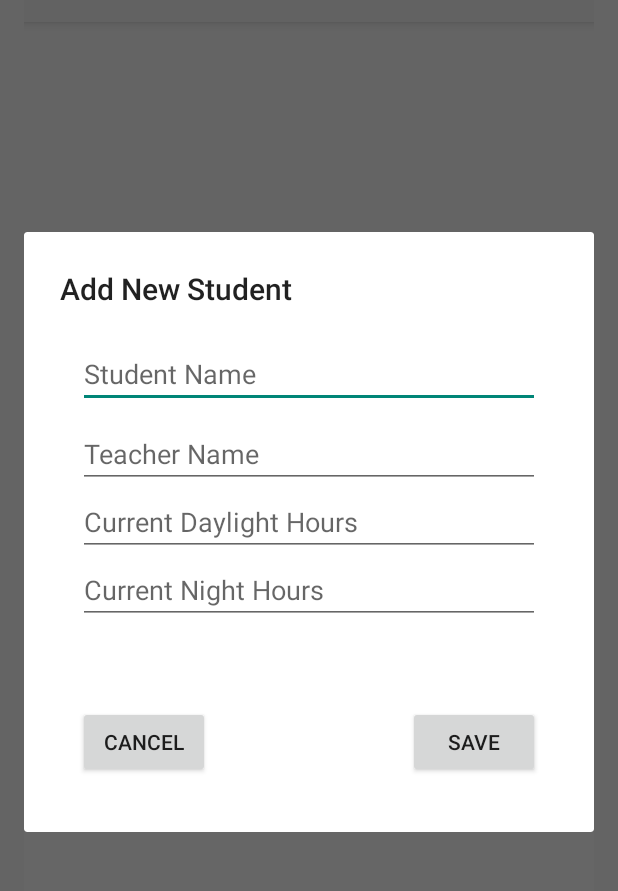
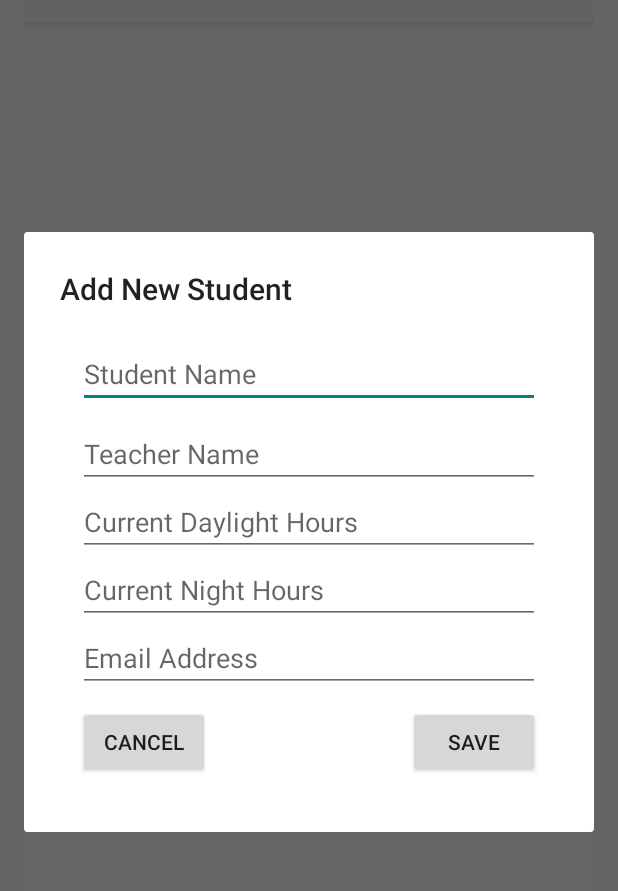
Before and after one commit to ajpowell021/driversed, an Android app: the screen it shows after launch once a user with an empty profile is signed in (TeacherLanding), after a tap on an icon or button, on a phone screen of 412 x 824 dp, the part 86-977 px from its top. Run offline under Robolectric (Android 15) with nearby library versions, the phone set to English and light mode, and no system bars; our stand-ins replace Firebase (no records; nobody signed in at launch, a user with empty details on screens opened directly).

Commit message:
Add emails to trip.  Pull trips as a student.

```diff
--- a/app/src/main/java/stone/philosophers/com/driversed/FireBaseHandeler.java
+++ b/app/src/main/java/stone/philosophers/com/driversed/FireBaseHandeler.java
@@ -29,29 +29,32 @@ public class FireBaseHandeler {
     private String tripDBName = "trips";
     private boolean studentIsDownloaded = false;
     private Student[] studentsList = null;
+    private Trip[] tripList = null;
     private boolean tripIsDownloaded = false;
     private CustomStudentListener customStudentListener;
-
+    private CustomTripListener customTripListener;
     public boolean isStudentIsDownloaded() {
         return studentIsDownloaded;
     }
-
     public boolean isTripIsDownloaded() {
         return tripIsDownloaded;
     }
-
-    private Trip[] tripList = null;
 
 
     public FireBaseHandeler(FirebaseAuth fba) {
         this.fba = fba;
         this.customStudentListener = null;
+        this.customTripListener = null;
         startStudentListener();
         startTripListener();
     }
 
     public void setCustomStudentListener(CustomStudentListener customStudentListener) {
         this.customStudentListener = customStudentListener;
+    }
+
+    public void setCustomTripListener(CustomTripListener customTripListener) {
+        this.customTripListener = customTripListener;
     }
 
     public void test() {
@@ -121,8 +124,11 @@ public class FireBaseHandeler {
                     tempStudentList.add(trip);
                 }
                 tripIsDownloaded = true;
+                tripList = tempStudentList.toArray(new Trip[tempStudentList.size()]);
 
-                studentsList = tempStudentList.toArray(new Student[tempStudentList.size()]);
+                if (customTripListener != null) {
+                    customTripListener.onTripsLoaded(tripList);
+                }
             }
 
             @Override
@@ -152,11 +158,11 @@ public class FireBaseHandeler {
         return outputList.toArray(new Student[outputList.size()]);
     }
 
-    public Trip[] getTripList(String student){
+    public Trip[] getTripList(String email){
         ArrayList<Trip> outputList = new ArrayList<Trip>();
 
         for (Trip t: tripList){
-            if (t.getStudentName().equals(student)){
+            if (t.getStudentEmail().equals(email)){
                 outputList.add(t);
             }
         }
@@ -167,4 +173,8 @@ public class FireBaseHandeler {
     public interface CustomStudentListener {
         public void onStudentsLoaded(Student[] students);
     }
+
+    public interface CustomTripListener {
+        public void onTripsLoaded(Trip[] trips);
+    }
 }
--- a/app/src/main/java/stone/philosophers/com/driversed/TeacherLanding.java
+++ b/app/src/main/java/stone/philosophers/com/driversed/TeacherLanding.java
@@ -118,8 +118,9 @@ public class TeacherLanding extends AppCompatActivity {
                         EditText teacherName = (EditText) addStudentAlertDialog.findViewById(R.id.enterTeacherName);
                         EditText dayHoursDriven = (EditText) addStudentAlertDialog.findViewById(R.id.enterHoursDriven);
                         EditText nightHoursDriven = (EditText) addStudentAlertDialog.findViewById(R.id.enterNightHoursDriven);
+                        EditText emailAddress = (EditText) addStudentAlertDialog.findViewById(R.id.enterEmail);
 
-                        if(studentName.getText().toString().isEmpty() || teacherName.getText().toString().isEmpty() ) {
+                        if(studentName.getText().toString().isEmpty() || teacherName.getText().toString().isEmpty() || emailAddress.getText().toString().isEmpty()) {
 
                             addStudentAlertDialog.dismiss();
                             Toast.makeText(context, getString(R.string.add_student_error_message), Toast.LENGTH_LONG).show();
@@ -130,8 +131,9 @@ public class TeacherLanding extends AppCompatActivity {
                             String teacher = teacherName.getText().toString();
                             double dayHoursDouble = Double.parseDouble(dayHoursDriven.getText().toString());
                             double nightHoursDouble = Double.parseDouble(nightHoursDriven.getText().toString());
+                            String email = emailAddress.getText().toString();
 
-                            final Student studentToAdd = new Student(name, teacher, dayHoursDouble, nightHoursDouble);
+                            final Student studentToAdd = new Student(name, teacher, dayHoursDouble, nightHoursDouble, email);
 
                             final FireBaseHandeler db = new FireBaseHandeler(mFirebaseAuth);
                             db.addStudent(studentToAdd);
--- a/app/src/main/res/layout/add_student_dialog_view.xml
+++ b/app/src/main/res/layout/add_student_dialog_view.xml
@@ -56,6 +56,17 @@
         android:inputType="number"
         android:layout_marginRight="12dp"/>
 
+    <EditText
+        android:id="@+id/enterEmail"
+        android:layout_width="match_parent"
+        android:layout_height="wrap_content"
+        android:hint="@string/add_student_email_hint"
+        android:layout_below="@+id/enterNightHoursDriven"
+        android:layout_marginLeft="12dp"
+        android:inputType="textEmailAddress"
+        android:singleLine="true"
+        android:layout_marginRight="12dp"/>
+
     <Button
         android:id="@+id/dialog_save_button"
         android:layout_height="wrap_content"
--- a/app/src/main/res/values/strings.xml
+++ b/app/src/main/res/values/strings.xml
@@ -28,7 +28,7 @@
     <string name="add_day_hours_hint">Current Daylight Hours</string>
     <string name="add_night_hours_hint">Current Night Hours</string>
     <string name="add_student_error_message">Please enter valid information.</string>
-
+    <string name="add_student_email_hint">Email Address</string>
 
     <!-- ///////////////////////////////////////// -->
 
```
Also changed, not shown: app/src/main/java/stone/philosophers/com/driversed/Student.java (+7 -1 lines), app/src/main/java/stone/philosophers/com/driversed/StudentLanding.java (+18 -0 lines), app/src/main/java/stone/philosophers/com/driversed/Trip.java (+11 -1 lines), app/src/main/res/layout/activity_student_landing.xml (+7 -13 lines).
